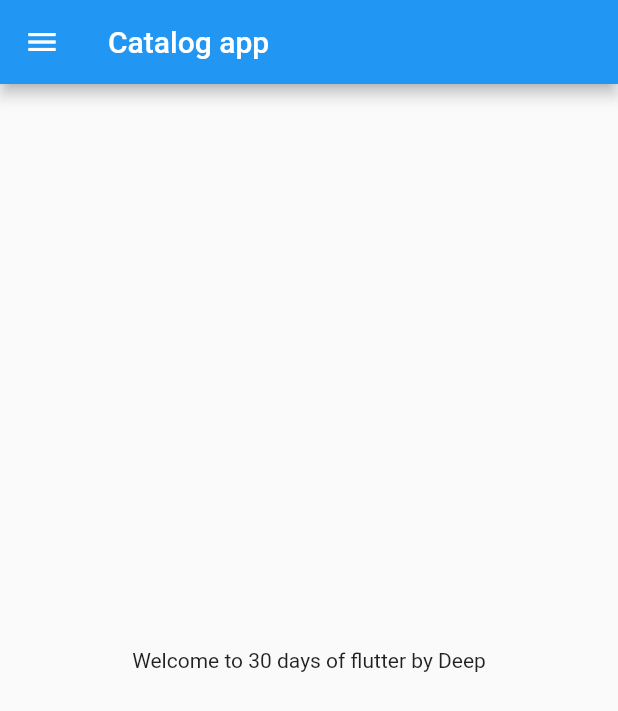
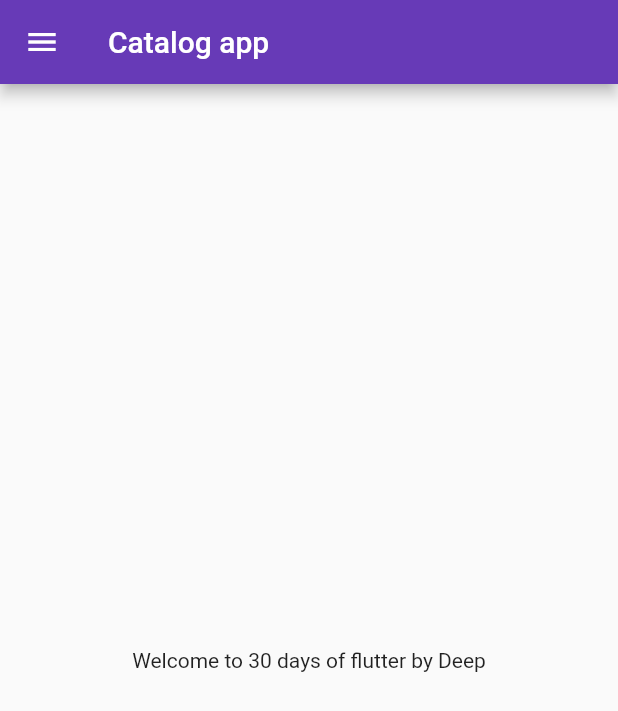
Before and after one commit to deep846/30_Days_of_Flutter, a Flutter app: the screen it shows after launch, on a phone screen of 412 x 824 dp. Shown: the top 711 px of the screen. Run offline on Flutter 3.47's test engine with Material 2 defaults, Android fonts, the phone set to English and light mode, and no system bars.

Commit message:
day3 complete

```diff
--- a/lib/main.dart
+++ b/lib/main.dart
@@ -1,5 +1,6 @@
 import 'package:flutter/material.dart';
-import 'package:my_first_app/homepage.dart';
+import 'package:my_first_app/pages/homepage.dart';
+import 'package:my_first_app/pages/login_page.dart';
 
 void main() {
   runApp(MyApp());
@@ -10,7 +11,19 @@ class MyApp extends StatelessWidget {
   @override
   Widget build(BuildContext context) {
     return MaterialApp(
-      home: homepage(),
+      //home: HomePage(),
+      themeMode: ThemeMode.light,
+      theme: ThemeData(primarySwatch: Colors.deepPurple),
+      darkTheme: ThemeData(
+        //primarySwatch: Colors.blue,
+        brightness: Brightness.dark,
+      ),
+      initialRoute: "/homepage",
+      routes: {
+        "/": (context) => LoginPage(),
+        "/homepage": (context) => HomePage(),
+        "/loginpage": (context) => LoginPage(),
+      },
     );
   }
 }
--- a/lib/homepage.dart
+++ b/lib/pages/homepage.dart
@@ -1,5 +1,5 @@
 import 'package:flutter/material.dart';
-class homepage extends StatelessWidget {
+class HomePage extends StatelessWidget {
   int days = 30;
   String name = "Deep";
   double x = 5.14;
```
Also changed, not shown: lib/pages/login_page.dart (added, +19 -0 lines).
